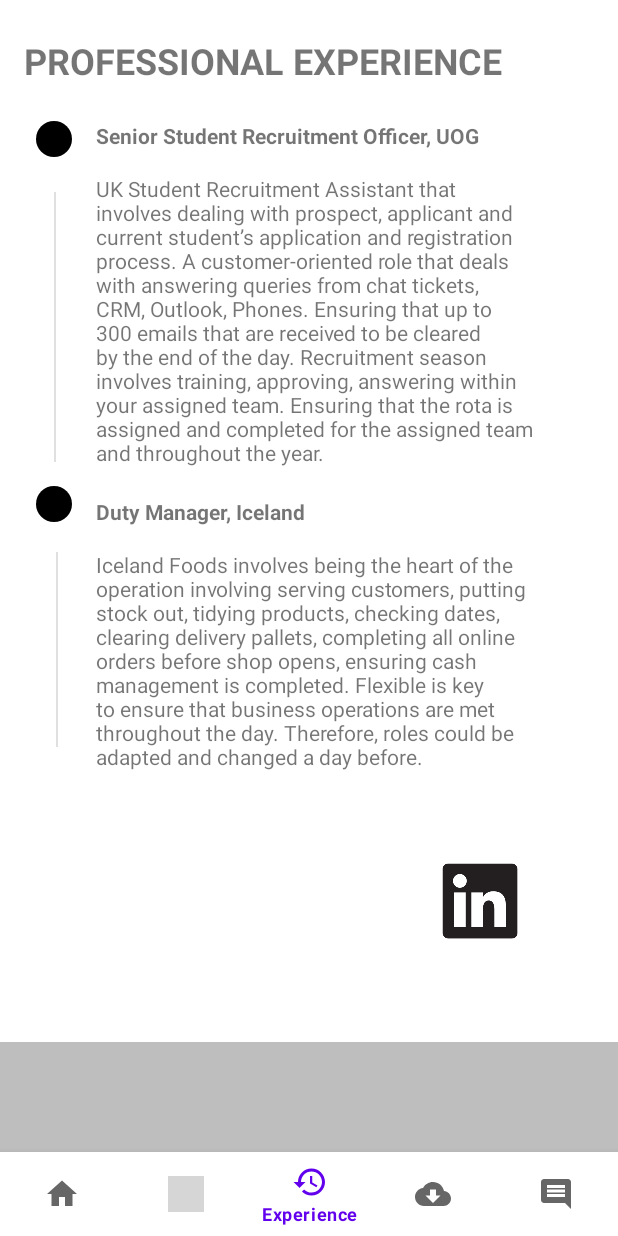
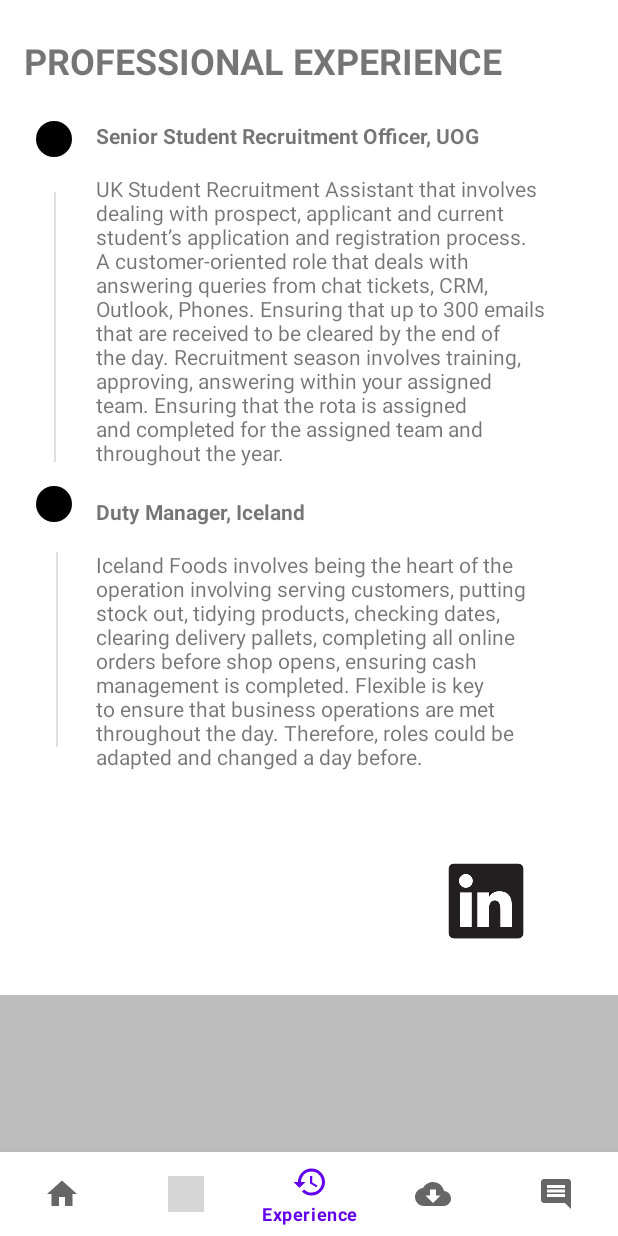
Before and after one commit to usmanb-github/Portfolio_App, an Android app: the fragment PortfolioFragment placed in its activity, item 3 of the bottom bar chosen, on a phone screen of 412 x 824 dp. Run offline under Robolectric (Android 15) with nearby library versions, the phone set to English and light mode, and no system bars; grey boxes are pictures that could not be loaded.

Commit message:
fixed layout for PortfolioFragment

```diff
--- a/app/src/main/java/com/example/portfolioapp/PortfolioFragment.java
+++ b/app/src/main/java/com/example/portfolioapp/PortfolioFragment.java
@@ -33,24 +33,13 @@ public class PortfolioFragment extends Fragment {
     @Override
     public void onViewCreated(@NonNull View view, @Nullable Bundle savedInstanceState) {
         super.onViewCreated(view, savedInstanceState);
-        view.findViewById(R.id.imageView6).setOnClickListener(new View.OnClickListener() {
+             view.findViewById(R.id.imageView7).setOnClickListener(new View.OnClickListener() {
             @Override
             public void onClick(View v) {
                 Intent intent = new Intent();
                 intent.setAction(Intent.ACTION_VIEW);
                 intent.addCategory(Intent.CATEGORY_BROWSABLE);
-                intent.setData(Uri.parse("https://github.com/usmanb-github/Mobile-Sports-Event-Reporter"));
-                view.getContext().startActivity(intent);
-            }
-        });
-
-        view.findViewById(R.id.imageView7).setOnClickListener(new View.OnClickListener() {
-            @Override
-            public void onClick(View v) {
-                Intent intent = new Intent();
-                intent.setAction(Intent.ACTION_VIEW);
-                intent.addCategory(Intent.CATEGORY_BROWSABLE);
-                intent.setData(Uri.parse("https://github.com/usmanb-github/A-mobile-application-to-improve-nutritional-awareness-for-students-using-NFC"));
+                intent.setData(Uri.parse("https://github.com/usmanb-github"));
                 view.getContext().startActivity(intent);
             }
         });
--- a/app/src/main/res/layout/fragment_cv.xml
+++ b/app/src/main/res/layout/fragment_cv.xml
@@ -26,8 +26,8 @@
 
     <androidx.recyclerview.widget.RecyclerView
         android:id="@+id/recycler_view_cv"
-        android:layout_width="376dp"
-        android:layout_height="606dp"
+        android:layout_width="match_parent"
+        android:layout_height="match_parent"
         android:layout_margin="16dp"
         android:layout_marginStart="16dp"
         android:layout_marginLeft="16dp"
```
